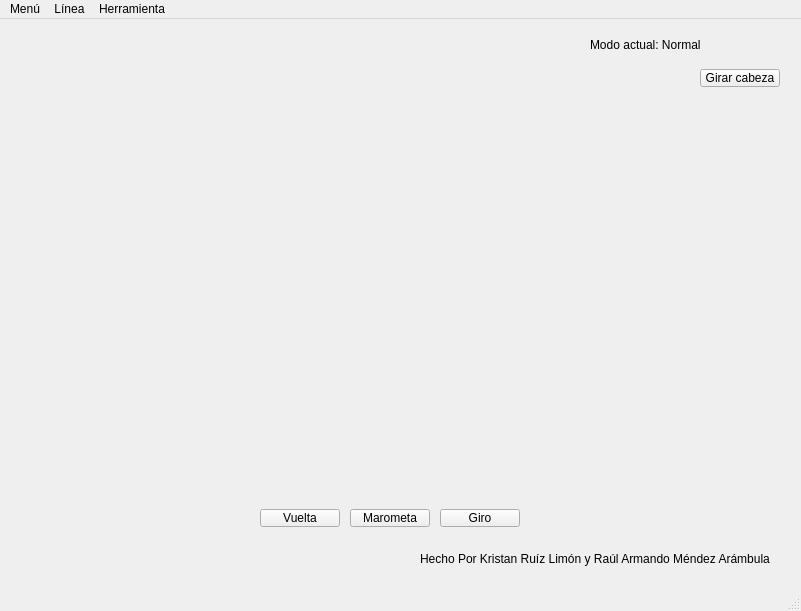
Old version of the form mainwindow.ui in the repository ITLP-Chronicles/TecPainter.
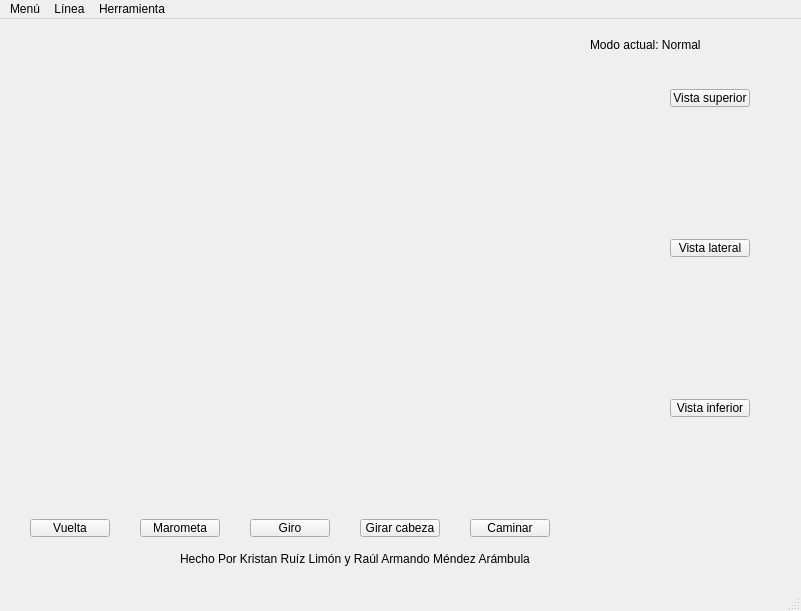
New version of the form. Icons and pictures are not drawn.

What changed in the file:
```diff
--- a/mainwindow.ui
+++ b/mainwindow.ui
@@ -23,7 +23,7 @@
    <widget class="QLabel" name="label_2">
     <property name="geometry">
      <rect>
-      <x>420</x>
+      <x>180</x>
       <y>530</y>
       <width>361</width>
       <height>20</height>
@@ -49,8 +49,8 @@
    <widget class="QPushButton" name="btnVuelta">
     <property name="geometry">
      <rect>
-      <x>260</x>
-      <y>490</y>
+      <x>30</x>
+      <y>500</y>
       <width>80</width>
       <height>18</height>
      </rect>
@@ -62,8 +62,8 @@
    <widget class="QPushButton" name="btnMarometa">
     <property name="geometry">
      <rect>
-      <x>350</x>
-      <y>490</y>
+      <x>140</x>
+      <y>500</y>
       <width>80</width>
       <height>18</height>
      </rect>
@@ -75,8 +75,8 @@
    <widget class="QPushButton" name="btnGiro">
     <property name="geometry">
      <rect>
-      <x>440</x>
-      <y>490</y>
+      <x>250</x>
+      <y>500</y>
       <width>80</width>
       <height>18</height>
      </rect>
@@ -88,8 +88,8 @@
    <widget class="QPushButton" name="btnGiroCabeza">
     <property name="geometry">
      <rect>
-      <x>700</x>
-      <y>50</y>
+      <x>360</x>
+      <y>500</y>
       <width>80</width>
       <height>18</height>
      </rect>
@@ -98,6 +98,58 @@
      <string>Girar cabeza</string>
     </property>
    </widget>
+   <widget class="QPushButton" name="btnCaminar">
+    <property name="geometry">
+     <rect>
+      <x>470</x>
+      <y>500</y>
+      <width>80</width>
+      <height>18</height>
+     </rect>
+    </property>
+    <property name="text">
+     <string>Caminar</string>
+    </property>
+   </widget>
+   <widget class="QPushButton" name="btnUpView">
+    <property name="geometry">
+     <rect>
+      <x>670</x>
+      <y>70</y>
+      <width>80</width>
+      <height>18</height>
+     </rect>
+    </property>
+    <property name="text">
+     <string>Vista superior</string>
+    </property>
+   </widget>
+   <widget class="QPushButton" name="btnSideView">
+    <property name="geometry">
+     <rect>
+      <x>670</x>
+      <y>220</y>
+      <width>80</width>
+      <height>18</height>
+     </rect>
+    </property>
+    <property name="text">
+     <string>Vista lateral</string>
+    </property>
+   </widget>
+   <widget class="QPushButton" name="btnBottomView">
+    <property name="geometry">
+     <rect>
+      <x>670</x>
+      <y>380</y>
+      <width>80</width>
+      <height>18</height>
+     </rect>
+    </property>
+    <property name="text">
+     <string>Vista inferior</string>
+    </property>
+   </widget>
   </widget>
   <widget class="QMenuBar" name="menubar">
    <property name="geometry">
```
